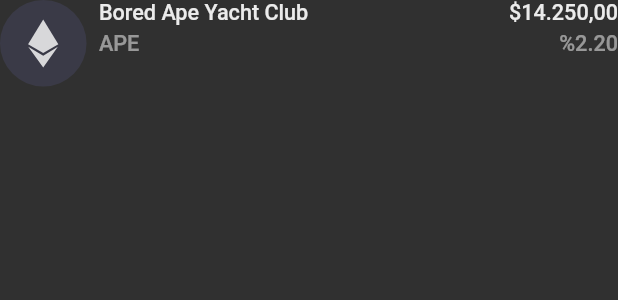
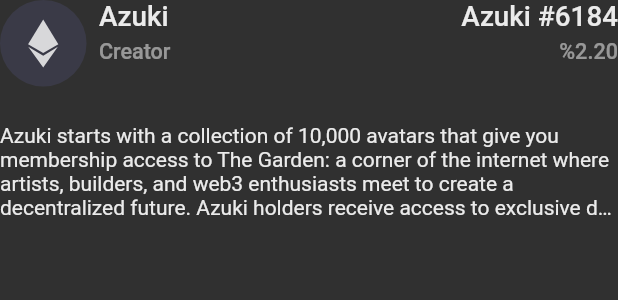
Before and after one commit to alper-mf/nft_tool_app, a Flutter app: the _TopInfoCard widget shown alone on an empty page, opened directly, on a phone screen of 412 x 824 dp. Shown: the top 300 px of the screen. Run offline on Flutter 3.47's test engine with Material 2 defaults, Android fonts, the phone set to English and light mode, and no system bars; our stand-ins replace fl_chart, flutter_svg, get, go_router; missing offline and left inert: background_json_parser, overlay_loading_progress, walletconnect_dart, walletconnect_secure_storage; network calls fail; statements that could not run were skipped.

Commit message:
TEST- Features Added And Detail Screen Is Edited
-> New test endpoints added.
-> Detail screen is edited.

```diff
--- /dev/null
+++ b/bin/lib/api_models/detail/json/detail.json
@@ -0,0 +1,21 @@
+{
+    "item_detail": {
+      "nft_name": "Azuki",
+      "nft_number": 6184,
+      "is_creator": true,
+      "owner": "Azuki",
+      "adress": "0x4d224452801aced8b2f0aebe155379bb5d594381",
+      "description": "Azuki starts with a collection of 10,000 avatars that give you membership access to The Garden: a corner of the internet where artists, builders, and web3 enthusiasts meet to create a decentralized future. Azuki holders receive access to exclusive drops, experiences, and more.",
+      "image_url": "https://ikzttp.mypinata.cloud/ipfs/QmYDvPAXtiJg7s8JdRBSLWdgSphQdac8j1YuQNNxcGE1hg/4369.png",
+      "owner_logo": "https://pbs.twimg.com/profile_images/1514324107881431045/vsF28_QV_400x400.jpg",
+      "price_type": "eth",
+      "last_bid": 10,
+      "market":[
+        {
+          "market_name" :"OpenSea",
+          "market_logo": "https://opensea.io/static/images/logos/opensea.svg",
+          "market_url": "https://opensea.io/assets/ethereum/0xed5af388653567af2f388e6224dc7c4b3241c544/2152"
+        }
+      ]
+    }
+  }
--- a/bin/lib/constant/file_path.dart
+++ b/bin/lib/constant/file_path.dart
@@ -3,4 +3,5 @@
 
   static String categoriesPath = 'lib/api_models/home/json/categories.json';
   static String tokenList = 'lib/api_models/home/json/token_list.json';
+  static String nftDetail = 'lib/api_models/detail/json/detail.json';
 }
--- a/lib/app/constants/http_url.dart
+++ b/lib/app/constants/http_url.dart
@@ -4,4 +4,5 @@
 
   static const categories = '/categories';
   static const tokenList = '/token';
+  static const nftDetail = '/nft_detail';
 }
--- a/lib/screens/detail_screen/widget/top_info_card.dart
+++ b/lib/screens/detail_screen/widget/top_info_card.dart
@@ -1,13 +1,18 @@
 part of '../view/detail_view.dart';
 
 class _TopInfoCard extends StatelessWidget {
+  final String text =
+      'Azuki starts with a collection of 10,000 avatars that give you membership access to The Garden: a corner of the internet where artists, builders, and web3 enthusiasts meet to create a decentralized future. Azuki holders receive access to exclusive drops, experiences, and more.';
   const _TopInfoCard({
     Key? key,
   }) : super(key: key);
 
   @override
   Widget build(BuildContext context) {
-    return Row(
+    return Column(
+      mainAxisSize: MainAxisSize.min,
+      children: [
+        Row(
           crossAxisAlignment: CrossAxisAlignment.start,
           mainAxisAlignment: MainAxisAlignment.spaceBetween,
           children: [
@@ -34,19 +39,19 @@
                   crossAxisAlignment: CrossAxisAlignment.start,
                   children: [
                     Text(
-                  'Bored Ape Yacht Club',
+                      'Azuki',
                       overflow: TextOverflow.ellipsis,
                       style: TextStyle(
                         color: defaultTextWhitecolor,
                         fontWeight: FontWeight.w500,
-                    fontSize: SizeConfig.width * .035,
+                        fontSize: SizeConfig.width * .045,
                       ),
                     ),
                     SizedBox(
                       height: SizeConfig.height * .005,
                     ),
                     Text(
-                  'APE',
+                      'Creator',
                       style: TextStyle(
                         color: defaultTextWhitecolor.withOpacity(0.5),
                         fontWeight: FontWeight.w500,
@@ -61,12 +66,12 @@
               crossAxisAlignment: CrossAxisAlignment.end,
               children: [
                 Text(
-              '\$14.250,00',
+                  'Azuki #6184',
                   overflow: TextOverflow.ellipsis,
                   style: TextStyle(
                     color: defaultTextWhitecolor,
                     fontWeight: FontWeight.w500,
-                fontSize: SizeConfig.width * .035,
+                    fontSize: SizeConfig.width * .045,
                   ),
                 ),
                 SizedBox(
@@ -83,6 +88,15 @@
               ],
             ),
           ],
+        ),
+        SizedBox(height: SizeConfig.height * .03),
+        Text(
+          text,
+          overflow: TextOverflow.ellipsis,
+          maxLines: 4,
+          style: TextStyle(color: defaultTextWhitecolor),
+        )
+      ],
     );
   }
 }
```
Also changed, not shown: bin/services/shelf_service.dart (+16 -0 lines), lib/app/model/response/market.dart (added, +23 -0 lines), lib/app/model/response/nft_detail.dart (added, +78 -0 lines), lib/app/model/response/rarirty.dart (added, +43 -0 lines), lib/screens/detail_screen/view/detail_view.dart (+37 -15 lines), example/temp.webp (added), lib/app/model/response/error/error_response.dart (renamed from lib/app/model/response/error_response.dart), 1 other file. Lines whose indentation alone changed are shown as unchanged.
